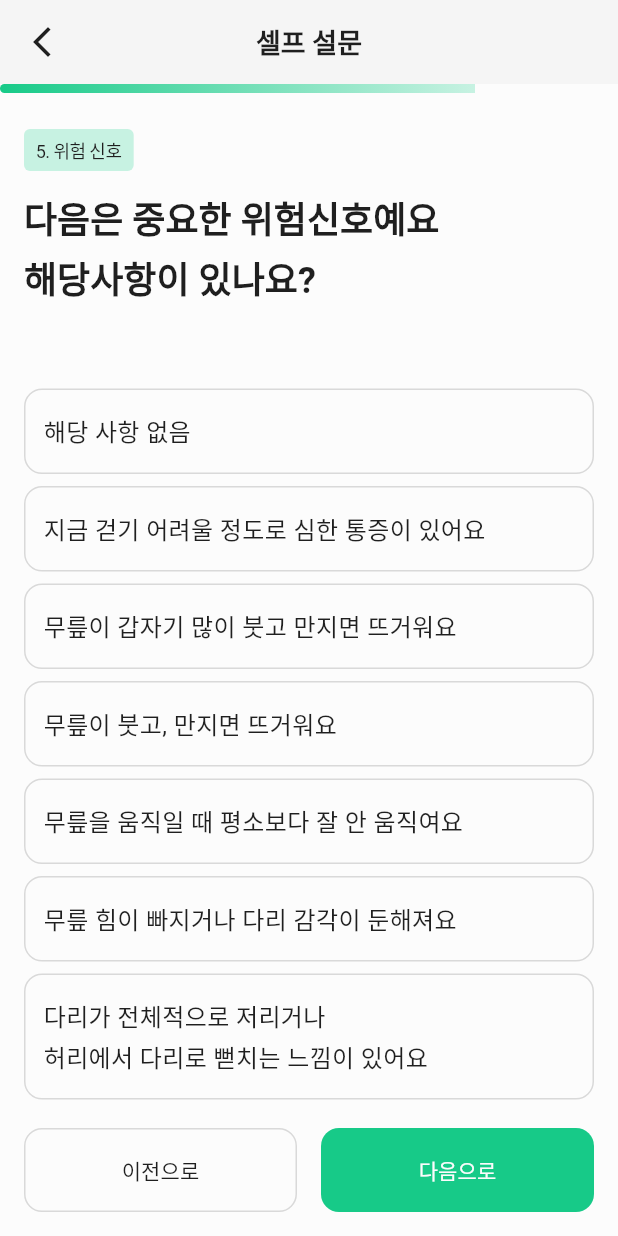
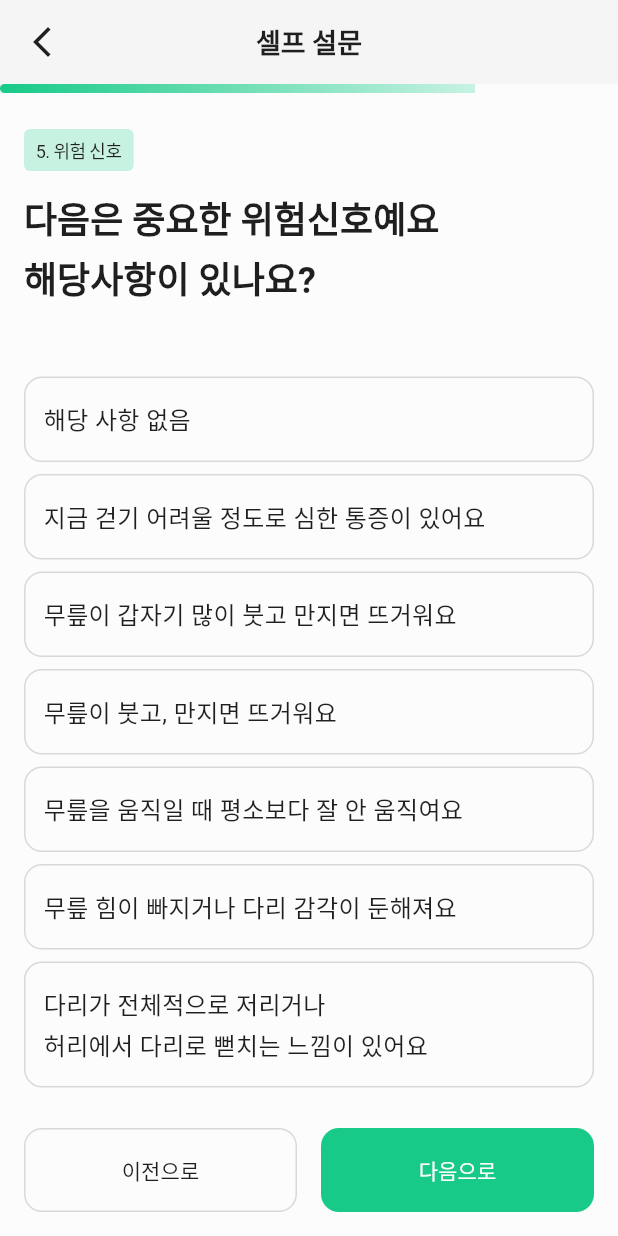
Before and after one commit to MEDILUX-club/DDUDUK, a Flutter app: the SurveyStep5WorkoutExpScreen widget shown alone on an empty page, opened directly, on a phone screen of 412 x 824 dp. Run offline on Flutter 3.47's test engine with Material 3 defaults, Android fonts, the phone set to English and light mode, and no system bars; our stand-ins replace flutter_svg, syncfusion_flutter_sliders; missing offline and left inert: syncfusion_flutter_core; Roboto replaces fonts that are missing (Pretendard).

Commit message:
feat:step5버튼 상단간격 줄임

```diff
--- a/lib/screens/survey/survey_step5_red_flags_screen.dart
+++ b/lib/screens/survey/survey_step5_red_flags_screen.dart
@@ -63,7 +63,7 @@ class _SurveyStep5WorkoutExpScreenState
               child: Column(
                 crossAxisAlignment: CrossAxisAlignment.start,
                 children: [
-                  const SizedBox(height: AppDimens.space10),
+                  const SizedBox(height: AppDimens.space2),
                   PainSinceOptions(
                     selected: _selectedRisk,
                     onSelect: _showRiskAlert,
```
